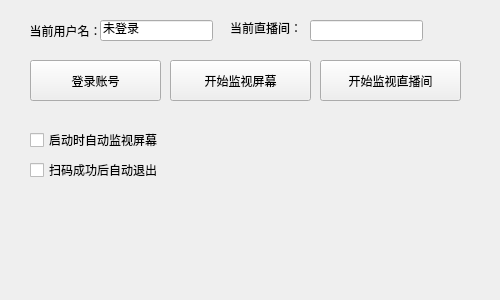
The window that src/BH3ScannerGui/BH3ScannerGui.ui (Theresa-0328/MHY_Scanner) describes before a commit, drawn with Qt 5.
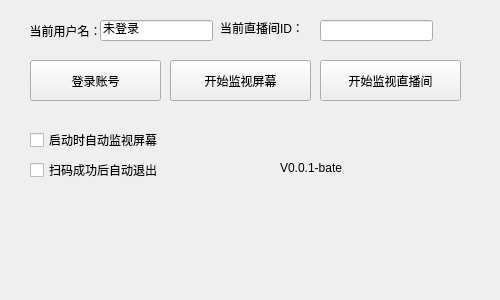
The same window after the commit.

The edit to the form file:
```diff
--- a/src/BH3ScannerGui/BH3ScannerGui.ui
+++ b/src/BH3ScannerGui/BH3ScannerGui.ui
@@ -138,26 +138,71 @@
    <widget class="QLabel" name="labelLiveName">
     <property name="geometry">
      <rect>
-      <x>230</x>
+      <x>220</x>
       <y>20</y>
-      <width>71</width>
+      <width>91</width>
       <height>16</height>
      </rect>
     </property>
     <property name="text">
-     <string>当前直播间：</string>
+     <string>当前直播间ID：</string>
     </property>
    </widget>
    <widget class="QLineEdit" name="lineEditLiveId">
     <property name="geometry">
      <rect>
-      <x>310</x>
+      <x>320</x>
       <y>20</y>
       <width>113</width>
       <height>21</height>
      </rect>
     </property>
    </widget>
+   <widget class="QLabel" name="label_3">
+    <property name="geometry">
+     <rect>
+      <x>280</x>
+      <y>160</y>
+      <width>71</width>
+      <height>16</height>
+     </rect>
+    </property>
+    <property name="text">
+     <string>V0.0.1-bate</string>
+    </property>
+   </widget>
+   <widget class="QWidget" name="">
+    <property name="geometry">
+     <rect>
+      <x>280</x>
+      <y>130</y>
+      <width>118</width>
+      <height>18</height>
+     </rect>
+    </property>
+    <layout class="QHBoxLayout" name="horizontalLayout">
+     <item>
+      <widget class="QLabel" name="label_2">
+       <property name="text">
+        <string>项目已开源：</string>
+       </property>
+      </widget>
+     </item>
+     <item>
+      <widget class="QLabel" name="label">
+       <property name="text">
+        <string>&lt;a href=&quot;https://github.com/Theresa-0328/Honkai3StreamQRCode&quot;&gt;Github</string>
+       </property>
+       <property name="scaledContents">
+        <bool>false</bool>
+       </property>
+       <property name="openExternalLinks">
+        <bool>true</bool>
+       </property>
+      </widget>
+     </item>
+    </layout>
+   </widget>
   </widget>
   <widget class="QStatusBar" name="statusBar">
    <property name="sizeGripEnabled">
```
